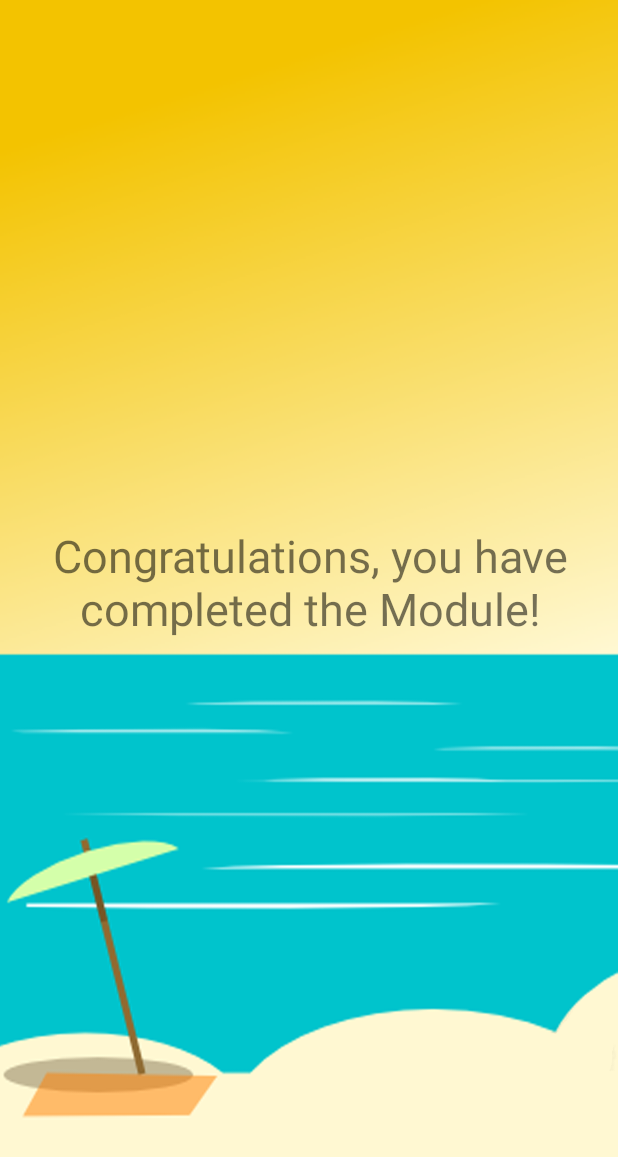
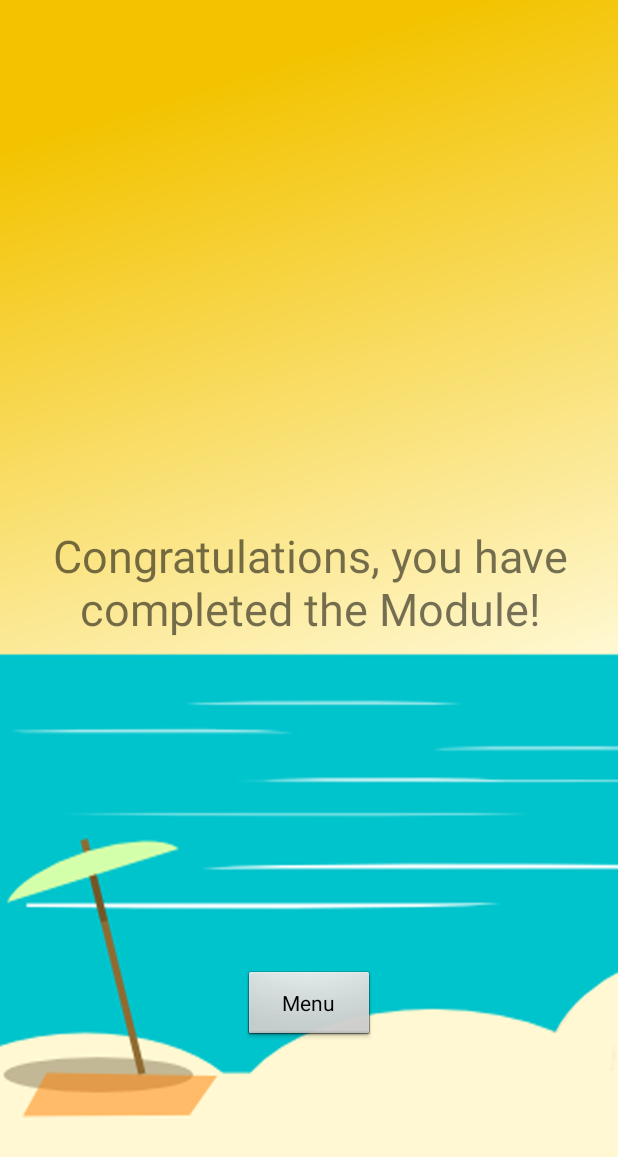
Before and after one commit to Mivezo/ComsciSummativeMVAW, an Android app: the QuizCompletionActivity screen opened directly, with no data from a screen before it, on a phone screen of 412 x 824 dp. Shown: the top 1157 px of the screen. Run offline under Robolectric (Android 15) with nearby library versions, the phone set to English and light mode, and no system bars.

Commit message:
Added menu button to completion

```diff
--- a/app/src/main/java/com/comsci/michelaustin/comscisummative/QuizCompletionActivity.java
+++ b/app/src/main/java/com/comsci/michelaustin/comscisummative/QuizCompletionActivity.java
@@ -1,13 +1,29 @@
 package com.comsci.michelaustin.comscisummative;
 
+import android.content.Intent;
+import android.os.Bundle;
 import android.support.v7.app.AppCompatActivity;
-import android.os.Bundle;
+import android.view.View;
+import android.widget.Button;
 
 public class QuizCompletionActivity extends AppCompatActivity {
+
+    private Button menuButton;
 
     @Override
     protected void onCreate(Bundle savedInstanceState) {
         super.onCreate(savedInstanceState);
         setContentView(R.layout.activity_quiz_completion);
+
+        menuButton = (Button) findViewById(R.id.menuButton);
+        menuButton.setOnClickListener(new View.OnClickListener() {
+            @Override
+            public void onClick(View view) {
+                Intent startIntent = new Intent(getApplication(), menuopening.class);
+                startActivity(startIntent);
+            }
+        });
+
+
     }
 }
--- a/app/src/main/res/layout/activity_quiz_completion.xml
+++ b/app/src/main/res/layout/activity_quiz_completion.xml
@@ -24,4 +24,20 @@
         app:layout_constraintStart_toStartOf="parent"
         app:layout_constraintTop_toTopOf="parent"
         app:layout_constraintVertical_bias="0.467" />
+
+    <Button
+        android:id="@+id/menuButton"
+        style="@android:style/Widget.Button"
+        android:layout_width="wrap_content"
+        android:layout_height="wrap_content"
+        android:layout_marginBottom="8dp"
+        android:layout_marginEnd="8dp"
+        android:layout_marginStart="8dp"
+        android:layout_marginTop="8dp"
+        android:text="Menu"
+        app:layout_constraintBottom_toBottomOf="parent"
+        app:layout_constraintEnd_toEndOf="parent"
+        app:layout_constraintStart_toStartOf="parent"
+        app:layout_constraintTop_toTopOf="parent"
+        app:layout_constraintVertical_bias="0.84" />
 </android.support.constraint.ConstraintLayout>
```
